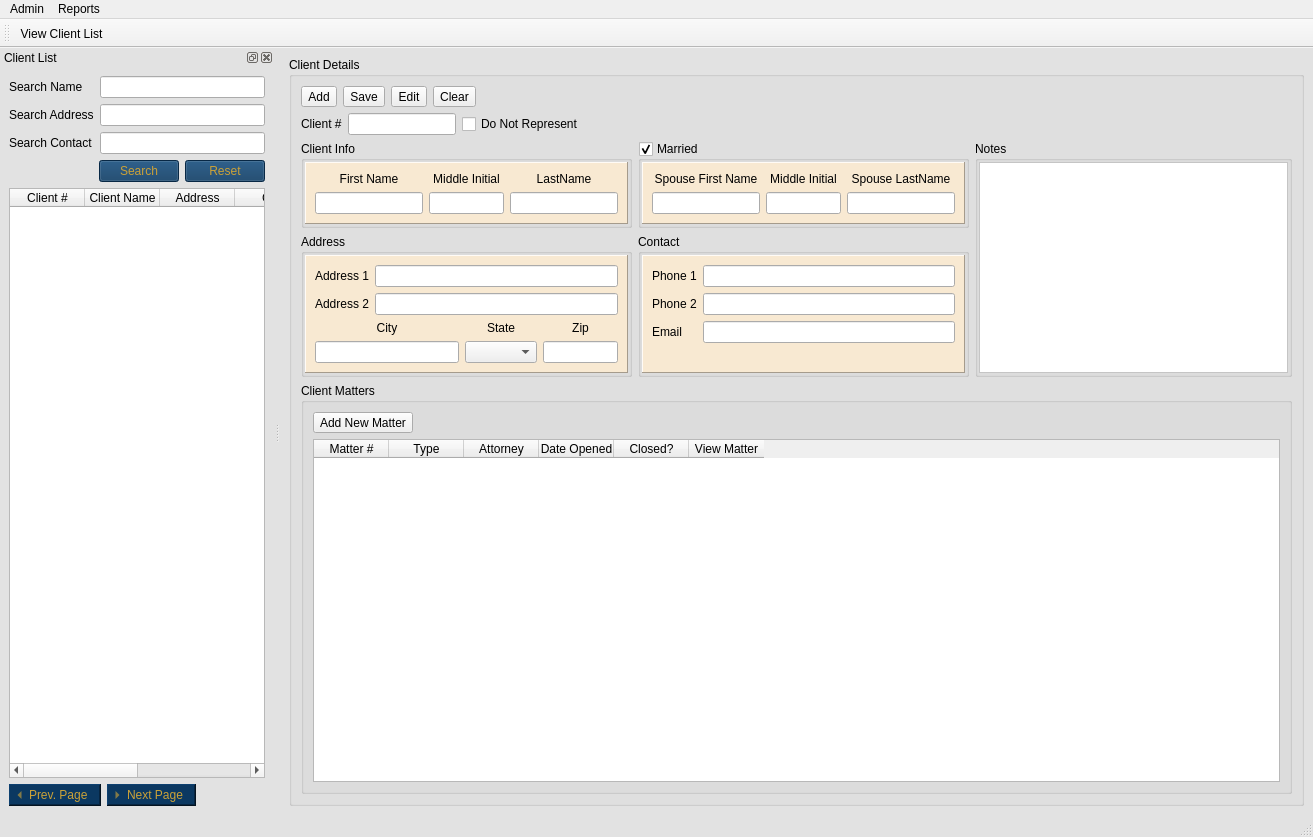
Old version of the form UI/MainWindow.ui in the repository dominict/Rudy.
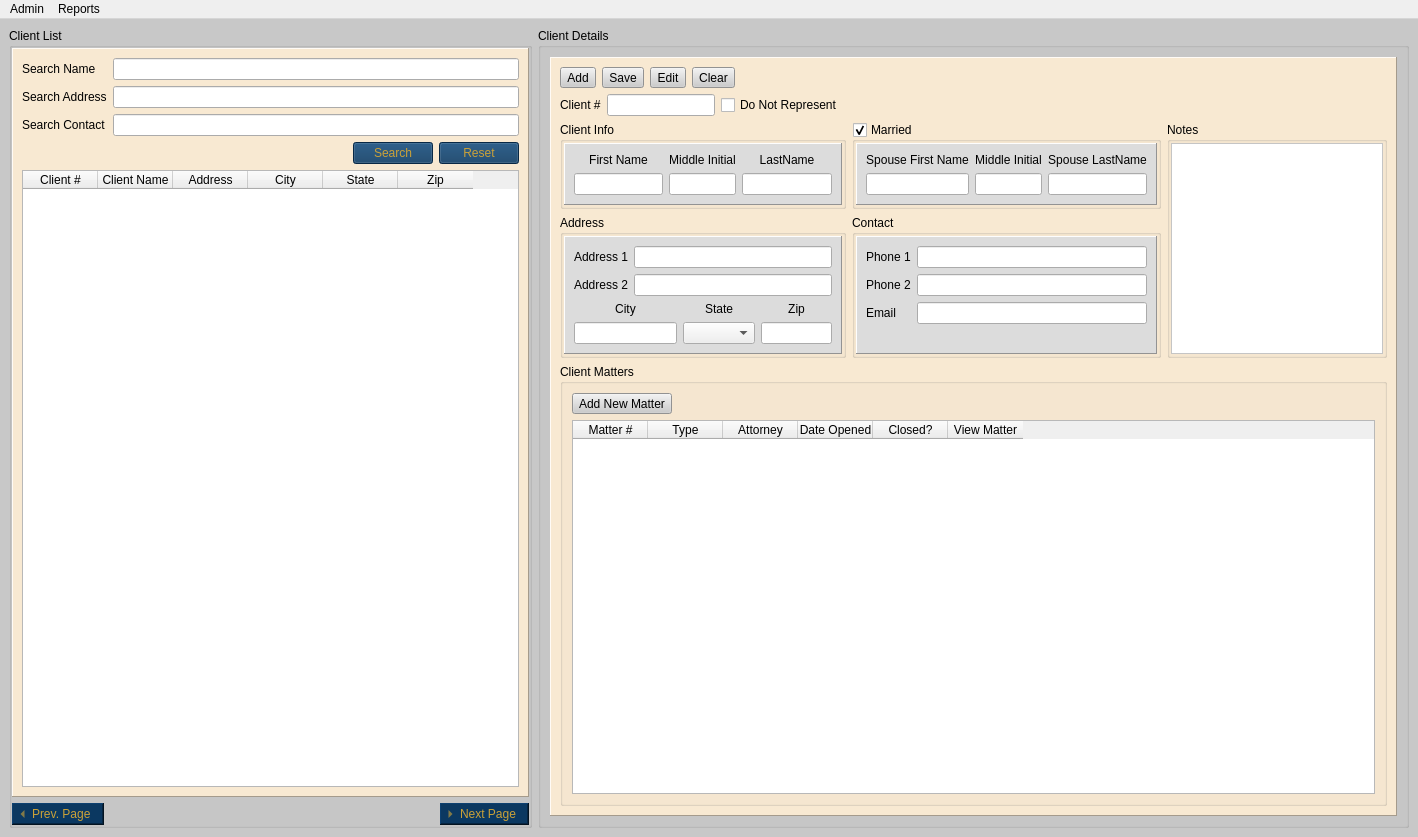
New version of the form. Icons and pictures are not drawn.

Diff of the .ui file:
```diff
--- a/UI/MainWindow.ui
+++ b/UI/MainWindow.ui
@@ -6,7 +6,7 @@
    <rect>
     <x>0</x>
     <y>0</y>
-    <width>1313</width>
+    <width>1418</width>
     <height>837</height>
    </rect>
   </property>
@@ -17,12 +17,16 @@
    <string notr="true">
 QMainWindow#MainWindow{
 	
+	background-color:rgb(200, 200, 200);
 	font: 10pt &quot;Microsoft Tai Le&quot;;
-	background-color:rgb(226, 226, 226);
 }
 QGroupBox{
 	font: 75 12pt &quot;Microsoft Tai Le&quot;;
 }
+QFrame#groupFrame,QFrame#groupFrame_2 {
+	
+	background-color:rgb(248, 233, 210);
+}
 QPushButton{
 	
 	font: 75 10pt &quot;Microsoft Tai Le&quot;;
@@ -31,6 +35,7 @@
 }
 QToolButton{
 	
+	background-color: rgb(204, 204, 204);
 	font: 75 10pt &quot;Microsoft Tai Le&quot;;
 }
 QToolButton#prevPage{
@@ -47,9 +52,214 @@
 }</string>
   </property>
   <widget class="QWidget" name="centralwidget">
+   <layout class="QHBoxLayout" name="horizontalLayout_6" stretch="3,5">
+    <item>
+     <widget class="QGroupBox" name="listGroup">
+      <property name="sizePolicy">
+       <sizepolicy hsizetype="Expanding" vsizetype="Preferred">
+        <horstretch>0</horstretch>
+        <verstretch>0</verstretch>
+       </sizepolicy>
+      </property>
+      <property name="title">
+       <string>Client List</string>
+      </property>
+      <property name="alignment">
+       <set>Qt::AlignLeading|Qt::AlignLeft|Qt::AlignTop</set>
+      </property>
+      <property name="flat">
+       <bool>true</bool>
+      </property>
    <layout class="QVBoxLayout" name="verticalLayout_2">
+       <property name="leftMargin">
+        <number>0</number>
+       </property>
+       <property name="topMargin">
+        <number>0</number>
+       </property>
+       <property name="rightMargin">
+        <number>0</number>
+       </property>
+       <property name="bottomMargin">
+        <number>0</number>
+       </property>
     <item>
-     <widget class="QGroupBox" name="groupBox">
+        <widget class="QFrame" name="groupFrame">
+         <property name="frameShape">
+          <enum>QFrame::Panel</enum>
+         </property>
+         <property name="frameShadow">
+          <enum>QFrame::Raised</enum>
+         </property>
+         <property name="lineWidth">
+          <number>1</number>
+         </property>
+         <layout class="QVBoxLayout" name="verticalLayout">
+          <item>
+           <layout class="QFormLayout" name="formLayout">
+            <item row="0" column="0">
+             <widget class="QLabel" name="label">
+              <property name="text">
+               <string>Search Name</string>
+              </property>
+             </widget>
+            </item>
+            <item row="0" column="1">
+             <widget class="QLineEdit" name="searchNames"/>
+            </item>
+            <item row="1" column="0">
+             <widget class="QLabel" name="label_2">
+              <property name="text">
+               <string>Search Address</string>
+              </property>
+             </widget>
+            </item>
+            <item row="1" column="1">
+             <widget class="QLineEdit" name="searchAddress"/>
+            </item>
+            <item row="2" column="0">
+             <widget class="QLabel" name="label_3">
+              <property name="text">
+               <string>Search Contact</string>
+              </property>
+             </widget>
+            </item>
+            <item row="2" column="1">
+             <widget class="QLineEdit" name="searchContacts"/>
+            </item>
+            <item row="3" column="0" colspan="2">
+             <layout class="QHBoxLayout" name="horizontalLayout">
+              <item>
+               <spacer name="horizontalSpacer_2">
+                <property name="orientation">
+                 <enum>Qt::Horizontal</enum>
+                </property>
+                <property name="sizeHint" stdset="0">
+                 <size>
+                  <width>40</width>
+                  <height>20</height>
+                 </size>
+                </property>
+               </spacer>
+              </item>
+              <item>
+               <widget class="QPushButton" name="search">
+                <property name="text">
+                 <string>Search</string>
+                </property>
+               </widget>
+              </item>
+              <item>
+               <widget class="QPushButton" name="reset">
+                <property name="text">
+                 <string>Reset</string>
+                </property>
+               </widget>
+              </item>
+             </layout>
+            </item>
+           </layout>
+          </item>
+          <item>
+           <widget class="QTableWidget" name="clientList">
+            <attribute name="horizontalHeaderDefaultSectionSize">
+             <number>75</number>
+            </attribute>
+            <column>
+             <property name="text">
+              <string>Client #</string>
+             </property>
+            </column>
+            <column>
+             <property name="text">
+              <string>Client Name</string>
+             </property>
+            </column>
+            <column>
+             <property name="text">
+              <string>Address</string>
+             </property>
+            </column>
+            <column>
+             <property name="text">
+              <string>City</string>
+             </property>
+            </column>
+            <column>
+             <property name="text">
+              <string>State</string>
+             </property>
+            </column>
+            <column>
+             <property name="text">
+              <string>Zip</string>
+             </property>
+            </column>
+           </widget>
+          </item>
+         </layout>
+        </widget>
+       </item>
+       <item>
+        <layout class="QHBoxLayout" name="horizontalLayout_2">
+         <item>
+          <widget class="QToolButton" name="prevPage">
+           <property name="text">
+            <string>Prev. Page</string>
+           </property>
+           <property name="iconSize">
+            <size>
+             <width>15</width>
+             <height>15</height>
+            </size>
+           </property>
+           <property name="toolButtonStyle">
+            <enum>Qt::ToolButtonTextBesideIcon</enum>
+           </property>
+           <property name="arrowType">
+            <enum>Qt::LeftArrow</enum>
+           </property>
+          </widget>
+         </item>
+         <item>
+          <spacer name="horizontalSpacer">
+           <property name="orientation">
+            <enum>Qt::Horizontal</enum>
+           </property>
+           <property name="sizeHint" stdset="0">
+            <size>
+             <width>40</width>
+             <height>20</height>
+            </size>
+           </property>
+          </spacer>
+         </item>
+         <item>
+          <widget class="QToolButton" name="nextPage">
+           <property name="text">
+            <string>Next Page</string>
+           </property>
+           <property name="iconSize">
+            <size>
+             <width>15</width>
+             <height>15</height>
+            </size>
+           </property>
+           <property name="toolButtonStyle">
+            <enum>Qt::ToolButtonTextBesideIcon</enum>
+           </property>
+           <property name="arrowType">
+            <enum>Qt::RightArrow</enum>
+           </property>
+          </widget>
+         </item>
+        </layout>
+       </item>
+      </layout>
+     </widget>
+    </item>
+    <item>
+     <widget class="QGroupBox" name="detailGroup">
       <property name="sizePolicy">
        <sizepolicy hsizetype="Preferred" vsizetype="Expanding">
         <horstretch>0</horstretch>
@@ -62,8 +272,132 @@
       <property name="title">
        <string>Client Details</string>
       </property>
+      <property name="flat">
+       <bool>true</bool>
+      </property>
+      <layout class="QVBoxLayout" name="verticalLayout_9">
+       <item>
+        <widget class="QFrame" name="groupFrame_2">
+         <property name="frameShape">
+          <enum>QFrame::Panel</enum>
+         </property>
+         <property name="frameShadow">
+          <enum>QFrame::Raised</enum>
+         </property>
       <layout class="QGridLayout" name="gridLayout_2">
+          <item row="3" column="0">
+           <widget class="QGroupBox" name="clientAddress">
+            <property name="title">
+             <string>Address</string>
+            </property>
+            <property name="flat">
+             <bool>true</bool>
+            </property>
+            <layout class="QVBoxLayout" name="verticalLayout_5">
+             <property name="spacing">
+              <number>1</number>
+             </property>
+             <property name="leftMargin">
+              <number>1</number>
+             </property>
+             <property name="topMargin">
+              <number>1</number>
+             </property>
+             <property name="rightMargin">
+              <number>1</number>
+             </property>
+             <property name="bottomMargin">
+              <number>1</number>
+             </property>
+             <item>
+              <widget class="QFrame" name="frame_3">
+               <property name="styleSheet">
+                <string notr="true">QFrame{ background-color: rgb(220, 220, 220); }</string>
+               </property>
+               <property name="frameShape">
+                <enum>QFrame::Panel</enum>
+               </property>
+               <property name="frameShadow">
+                <enum>QFrame::Raised</enum>
+               </property>
+               <layout class="QFormLayout" name="formLayout_3">
+                <item row="0" column="0">
+                 <widget class="QLabel" name="label_27">
+                  <property name="text">
+                   <string>Address 1</string>
+                  </property>
+                 </widget>
+                </item>
+                <item row="0" column="1">
+                 <widget class="QLineEdit" name="addr1"/>
+                </item>
+                <item row="1" column="0">
+                 <widget class="QLabel" name="label_28">
+                  <property name="text">
+                   <string>Address 2</string>
+                  </property>
+                 </widget>
+                </item>
+                <item row="1" column="1">
+                 <widget class="QLineEdit" name="addr2"/>
+                </item>
        <item row="2" column="0" colspan="2">
+                 <layout class="QGridLayout" name="gridLayout_9">
+                  <item row="0" column="0">
+                   <widget class="QLabel" name="label_24">
+                    <property name="text">
+                     <string>City</string>
+                    </property>
+                    <property name="alignment">
+                     <set>Qt::AlignCenter</set>
+                    </property>
+                   </widget>
+                  </item>
+                  <item row="0" column="1">
+                   <widget class="QLabel" name="label_25">
+                    <property name="text">
+                     <string>State</string>
+                    </property>
+                    <property name="alignment">
+                     <set>Qt::AlignCenter</set>
+                    </property>
+                   </widget>
+                  </item>
+                  <item row="0" column="2">
+                   <widget class="QLabel" name="label_26">
+                    <property name="text">
+                     <string>Zip</string>
+                    </property>
+                    <property name="alignment">
+                     <set>Qt::AlignCenter</set>
+                    </property>
+                   </widget>
+                  </item>
+                  <item row="1" column="0">
+                   <widget class="QLineEdit" name="city"/>
+                  </item>
+                  <item row="1" column="1">
+                   <widget class="QComboBox" name="state"/>
+                  </item>
+                  <item row="1" column="2">
+                   <widget class="QLineEdit" name="zipcode">
+                    <property name="maximumSize">
+                     <size>
+                      <width>75</width>
+                      <height>16777215</height>
+                     </size>
+                    </property>
+                   </widget>
+                  </item>
+                 </layout>
+                </item>
+               </layout>
+              </widget>
+             </item>
+            </layout>
+           </widget>
+          </item>
+          <item row="2" column="0">
         <widget class="QGroupBox" name="clientInfo">
          <property name="title">
           <string>Client Info</string>
@@ -90,7 +424,7 @@
           <item>
            <widget class="QFrame" name="frame">
             <property name="styleSheet">
-             <string notr="true">QFrame{ background-color: rgb(248, 233, 210); }</string>
+                <string notr="true">QFrame{ background-color: rgb(220, 220, 220); }</string>
             </property>
             <property name="frameShape">
              <enum>QFrame::Panel</enum>
@@ -161,8 +495,8 @@
          </layout>
         </widget>
        </item>
-       <item row="3" column="2">
-        <widget class="QGroupBox" name="clientAddress_2">
+          <item row="3" column="1">
+           <widget class="QGroupBox" name="clientContact">
          <property name="title">
           <string>Contact</string>
          </property>
@@ -188,7 +522,7 @@
           <item>
            <widget class="QFrame" name="frame_4">
             <property name="styleSheet">
-             <string notr="true">QFrame{ background-color: rgb(248, 233, 210); }</string>
+                <string notr="true">QFrame{ background-color: rgb(220, 220, 220); }</string>
             </property>
             <property name="frameShape">
              <enum>QFrame::Panel</enum>
@@ -233,7 +567,7 @@
          </layout>
         </widget>
        </item>
-       <item row="2" column="2">
+          <item row="2" column="1">
         <widget class="QGroupBox" name="spouseInfo">
          <property name="title">
           <string>Married</string>
@@ -263,7 +597,7 @@
           <item>
            <widget class="QFrame" name="frame_2">
             <property name="styleSheet">
-             <string notr="true">QFrame{ background-color: rgb(248, 233, 210); }</string>
+                <string notr="true">QFrame{ background-color: rgb(220, 220, 220); }</string>
             </property>
             <property name="frameShape">
              <enum>QFrame::Panel</enum>
@@ -334,163 +668,7 @@
          </layout>
         </widget>
        </item>
-       <item row="3" column="0" colspan="2">
-        <widget class="QGroupBox" name="clientAddress">
-         <property name="title">
-          <string>Address</string>
-         </property>
-         <property name="flat">
-          <bool>true</bool>
-         </property>
-         <layout class="QVBoxLayout" name="verticalLayout_5">
-          <property name="spacing">
-           <number>1</number>
-          </property>
-          <property name="leftMargin">
-           <number>1</number>
-          </property>
-          <property name="topMargin">
-           <number>1</number>
-          </property>
-          <property name="rightMargin">
-           <number>1</number>
-          </property>
-          <property name="bottomMargin">
-           <number>1</number>
-          </property>
-          <item>
-           <widget class="QFrame" name="frame_3">
-            <property name="styleSheet">
-             <string notr="true">QFrame{ background-color: rgb(248, 233, 210); }</string>
-            </property>
-            <property name="frameShape">
-             <enum>QFrame::Panel</enum>
-            </property>
-            <property name="frameShadow">
-             <enum>QFrame::Raised</enum>
-            </property>
-            <layout class="QFormLayout" name="formLayout_3">
-             <item row="0" column="0">
-              <widget class="QLabel" name="label_27">
-               <property name="text">
-                <string>Address 1</string>
-               </property>
-              </widget>
-             </item>
-             <item row="0" column="1">
-              <widget class="QLineEdit" name="addr1"/>
-             </item>
-             <item row="1" column="0">
-              <widget class="QLabel" name="label_28">
-               <property name="text">
-                <string>Address 2</string>
-               </property>
-              </widget>
-             </item>
-             <item row="1" column="1">
-              <widget class="QLineEdit" name="addr2"/>
-             </item>
-             <item row="2" column="0" colspan="2">
-              <layout class="QGridLayout" name="gridLayout_9">
-               <item row="0" column="0">
-                <widget class="QLabel" name="label_24">
-                 <property name="text">
-                  <string>City</string>
-                 </property>
-                 <property name="alignment">
-                  <set>Qt::AlignCenter</set>
-                 </property>
-                </widget>
-               </item>
-               <item row="0" column="1">
-                <widget class="QLabel" name="label_25">
-                 <property name="text">
-                  <string>State</string>
-                 </property>
-                 <property name="alignment">
-                  <set>Qt::AlignCenter</set>
-                 </property>
-                </widget>
-               </item>
-               <item row="0" column="2">
-                <widget class="QLabel" name="label_26">
-                 <property name="text">
-                  <string>Zip</string>
-                 </property>
-                 <property name="alignment">
-                  <set>Qt::AlignCenter</set>
-                 </property>
-                </widget>
-               </item>
-               <item row="1" column="0">
-                <widget class="QLineEdit" name="city"/>
-               </item>
-               <item row="1" column="1">
-                <widget class="QComboBox" name="state"/>
-               </item>
-               <item row="1" column="2">
-                <widget class="QLineEdit" name="zipcode">
-                 <property name="maximumSize">
-                  <size>
-                   <width>75</width>
-                   <height>16777215</height>
-                  </size>
-                 </property>
-                </widget>
-               </item>
-              </layout>
-             </item>
-            </layout>
-           </widget>
-          </item>
-         </layout>
-        </widget>
-       </item>
-       <item row="1" column="0" colspan="4">
-        <layout class="QHBoxLayout" name="horizontalLayout_4">
-         <item>
-          <widget class="QLabel" name="label_4">
-           <property name="styleSheet">
-            <string notr="true">font: 75 12pt &quot;Microsoft Tai Le&quot;;</string>
-           </property>
-           <property name="text">
-            <string>Client #</string>
-           </property>
-          </widget>
-         </item>
-         <item>
-          <widget class="QLineEdit" name="clientNum">
-           <property name="sizePolicy">
-            <sizepolicy hsizetype="Preferred" vsizetype="Fixed">
-             <horstretch>0</horstretch>
-             <verstretch>0</verstretch>
-            </sizepolicy>
-           </property>
-          </widget>
-         </item>
-         <item>
-          <widget class="QCheckBox" name="checkBox">
-           <property name="text">
-            <string>Do Not Represent</string>
-           </property>
-          </widget>
-         </item>
-         <item>
-          <spacer name="horizontalSpacer_3">
-           <property name="orientation">
-            <enum>Qt::Horizontal</enum>
-           </property>
-           <property name="sizeHint" stdset="0">
-            <size>
-             <width>40</width>
-             <height>20</height>
-            </size>
-           </property>
-          </spacer>
-         </item>
-        </layout>
-       </item>
-       <item row="2" column="3" rowspan="2">
+          <item row="2" column="2" rowspan="2">
         <widget class="QGroupBox" name="clientAddress_3">
          <property name="title">
           <string>Notes</string>
@@ -530,81 +708,8 @@
          </layout>
         </widget>
        </item>
-       <item row="0" column="0" colspan="4">
-        <layout class="QHBoxLayout" name="horizontalLayout_3">
-         <item>
-          <widget class="QToolButton" name="addClient">
-           <property name="text">
-            <string>Add</string>
-           </property>
-           <property name="icon">
-            <iconset>
-             <normaloff>Icons/plus.ico</normaloff>Icons/plus.ico</iconset>
-           </property>
-           <property name="toolButtonStyle">
-            <enum>Qt::ToolButtonTextBesideIcon</enum>
-           </property>
-          </widget>
-         </item>
-         <item>
-          <widget class="QToolButton" name="saveChanges">
-           <property name="text">
-            <string>Save</string>
-           </property>
-           <property name="icon">
-            <iconset>
-             <normaloff>Icons/save.ico</normaloff>Icons/save.ico</iconset>
-           </property>
-           <property name="toolButtonStyle">
-            <enum>Qt::ToolButtonTextBesideIcon</enum>
-           </property>
-          </widget>
-         </item>
-         <item>
-          <widget class="QToolButton" name="editClient">
-           <property name="text">
-            <string>Edit</string>
-           </property>
-           <property name="icon">
-            <iconset>
-             <normaloff>Icons/note.ico</normaloff>Icons/note.ico</iconset>
-           </property>
-           <property name="toolButtonStyle">
-            <enum>Qt::ToolButtonTextBesideIcon</enum>
-           </property>
-          </widget>
-         </item>
-         <item>
-          <widget class="QToolButton" name="clearContent">
-           <property name="text">
-            <string>Clear</string>
-           </property>
-           <property name="icon">
-            <iconset>
-             <normaloff>Icons/clear.ico</normaloff>Icons/clear.ico</iconset>
-           </property>
-           <property name="toolButtonStyle">
-            <enum>Qt::ToolButtonTextBesideIcon</enum>
-           </property>
-          </widget>
-         </item>
-         <item>
-          <spacer name="horizontalSpacer_4">
-           <property name="orientation">
-            <enum>Qt::Horizontal</enum>
-           </property>
-           <property name="sizeHint" stdset="0">
-            <size>
-             <width>40</width>
-             <height>20</height>
-            </size>
-           </property>
-          </spacer>
-         </item>
-        </layout>
-       </item>
-       <item row="4" column="0" colspan="4">
-        <widget class="QGroupBox" name="groupBox_2">
+          <item row="4" column="0" colspan="3">
+           <widget class="QGroupBox" name="mattersGroup">
          <property name="sizePolicy">
           <sizepolicy hsizetype="Expanding" vsizetype="Expanding">
            <horstretch>0</horstretch>
@@ -686,6 +791,126 @@
          </layout>
         </widget>
        </item>
+          <item row="0" column="0" colspan="3">
+           <layout class="QHBoxLayout" name="horizontalLayout_3">
+            <item>
+             <widget class="QToolButton" name="addClient">
+              <property name="text">
+               <string>Add</string>
+              </property>
+              <property name="icon">
+               <iconset>
+                <normaloff>Icons/plus.ico</normaloff>Icons/plus.ico</iconset>
+              </property>
+              <property name="toolButtonStyle">
+               <enum>Qt::ToolButtonTextBesideIcon</enum>
+              </property>
+             </widget>
+            </item>
+            <item>
+             <widget class="QToolButton" name="saveChanges">
+              <property name="text">
+               <string>Save</string>
+              </property>
+              <property name="icon">
+               <iconset>
+                <normaloff>Icons/save.ico</normaloff>Icons/save.ico</iconset>
+              </property>
+              <property name="toolButtonStyle">
+               <enum>Qt::ToolButtonTextBesideIcon</enum>
+              </property>
+             </widget>
+            </item>
+            <item>
+             <widget class="QToolButton" name="editClient">
+              <property name="text">
+               <string>Edit</string>
+              </property>
+              <property name="icon">
+               <iconset>
+                <normaloff>Icons/note.ico</normaloff>Icons/note.ico</iconset>
+              </property>
+              <property name="toolButtonStyle">
+               <enum>Qt::ToolButtonTextBesideIcon</enum>
+              </property>
+             </widget>
+            </item>
+            <item>
+             <widget class="QToolButton" name="clearContent">
+              <property name="text">
+               <string>Clear</string>
+              </property>
+              <property name="icon">
+               <iconset>
+                <normaloff>Icons/clear.ico</normaloff>Icons/clear.ico</iconset>
+              </property>
+              <property name="toolButtonStyle">
+               <enum>Qt::ToolButtonTextBesideIcon</enum>
+              </property>
+             </widget>
+            </item>
+            <item>
+             <spacer name="horizontalSpacer_4">
+              <property name="orientation">
+               <enum>Qt::Horizontal</enum>
+              </property>
+              <property name="sizeHint" stdset="0">
+               <size>
+                <width>40</width>
+                <height>20</height>
+               </size>
+              </property>
+             </spacer>
+            </item>
+           </layout>
+          </item>
+          <item row="1" column="0" colspan="3">
+           <layout class="QHBoxLayout" name="horizontalLayout_4">
+            <item>
+             <widget class="QLabel" name="label_4">
+              <property name="styleSheet">
+               <string notr="true">font: 75 12pt &quot;Microsoft Tai Le&quot;;</string>
+              </property>
+              <property name="text">
+               <string>Client #</string>
+              </property>
+             </widget>
+            </item>
+            <item>
+             <widget class="QLineEdit" name="clientNum">
+              <property name="sizePolicy">
+               <sizepolicy hsizetype="Preferred" vsizetype="Fixed">
+                <horstretch>0</horstretch>
+                <verstretch>0</verstretch>
+               </sizepolicy>
+              </property>
+             </widget>
+            </item>
+            <item>
+             <widget class="QCheckBox" name="checkBox">
+              <property name="text">
+               <string>Do Not Represent</string>
+              </property>
+             </widget>
+            </item>
+            <item>
+             <spacer name="horizontalSpacer_3">
+              <property name="orientation">
+               <enum>Qt::Horizontal</enum>
+              </property>
+              <property name="sizeHint" stdset="0">
+               <size>
+                <width>40</width>
+                <height>20</height>
+               </size>
+              </property>
+             </spacer>
+            </item>
+           </layout>
+          </item>
+         </layout>
+        </widget>
+       </item>
       </layout>
      </widget>
     </item>
@@ -696,7 +921,7 @@
     <rect>
      <x>0</x>
      <y>0</y>
-     <width>1313</width>
+     <width>1418</width>
      <height>21</height>
     </rect>
    </property>
@@ -715,188 +940,6 @@
    <addaction name="menuAdmin"/>
    <addaction name="menuReports"/>
   </widget>
-  <widget class="QStatusBar" name="statusbar"/>
-  <widget class="QToolBar" name="toolBar">
-   <property name="windowTitle">
-    <string>toolBar</string>
-   </property>
-   <attribute name="toolBarArea">
-    <enum>TopToolBarArea</enum>
-   </attribute>
-   <attribute name="toolBarBreak">
-    <bool>false</bool>
-   </attribute>
-   <addaction name="actionView_Client_List"/>
-  </widget>
-  <widget class="QDockWidget" name="clientListDock">
-   <property name="windowTitle">
-    <string>Client List</string>
-   </property>
-   <attribute name="dockWidgetArea">
-    <number>1</number>
-   </attribute>
-   <widget class="QWidget" name="dockWidgetContents">
-    <layout class="QVBoxLayout" name="verticalLayout">
-     <item>
-      <layout class="QFormLayout" name="formLayout">
-       <item row="0" column="0">
-        <widget class="QLabel" name="label">
-         <property name="text">
-          <string>Search Name</string>
-         </property>
-        </widget>
-       </item>
-       <item row="0" column="1">
-        <widget class="QLineEdit" name="searchNames"/>
-       </item>
-       <item row="1" column="0">
-        <widget class="QLabel" name="label_2">
-         <property name="text">
-          <string>Search Address</string>
-         </property>
-        </widget>
-       </item>
-       <item row="1" column="1">
-        <widget class="QLineEdit" name="searchAddress"/>
-       </item>
-       <item row="2" column="0">
-        <widget class="QLabel" name="label_3">
-         <property name="text">
-          <string>Search Contact</string>
-         </property>
-        </widget>
-       </item>
-       <item row="2" column="1">
-        <widget class="QLineEdit" name="searchContacts"/>
-       </item>
-       <item row="3" column="0" colspan="2">
-        <layout class="QHBoxLayout" name="horizontalLayout">
-         <item>
-          <spacer name="horizontalSpacer_2">
-           <property name="orientation">
-            <enum>Qt::Horizontal</enum>
-           </property>
-           <property name="sizeHint" stdset="0">
-            <size>
-             <width>40</width>
-             <height>20</height>
-            </size>
-           </property>
-          </spacer>
-         </item>
-         <item>
-          <widget class="QPushButton" name="search">
-           <property name="text">
-            <string>Search</string>
-           </property>
-          </widget>
-         </item>
-         <item>
-          <widget class="QPushButton" name="reset">
-           <property name="text">
-            <string>Reset</string>
-           </property>
-          </widget>
-         </item>
-        </layout>
-       </item>
-      </layout>
-     </item>
-     <item>
-      <widget class="QTableWidget" name="clientList">
-       <attribute name="horizontalHeaderDefaultSectionSize">
-        <number>75</number>
-       </attribute>
-       <column>
-        <property name="text">
-         <string>Client #</string>
-        </property>
-       </column>
-       <column>
-        <property name="text">
-         <string>Client Name</string>
-        </property>
-       </column>
-       <column>
-        <property name="text">
-         <string>Address</string>
-        </property>
-       </column>
-       <column>
-        <property name="text">
-         <string>City</string>
-        </property>
-       </column>
-       <column>
-        <property name="text">
-         <string>State</string>
-        </property>
-       </column>
-       <column>
-        <property name="text">
-         <string>Zip</string>
-        </property>
-       </column>
-      </widget>
-     </item>
-     <item>
-      <layout class="QHBoxLayout" name="horizontalLayout_2">
-       <item>
-        <widget class="QToolButton" name="prevPage">
-         <property name="text">
-          <string>Prev. Page</string>
-         </property>
-         <property name="iconSize">
-          <size>
-           <width>15</width>
-           <height>15</height>
-          </size>
-         </property>
-         <property name="toolButtonStyle">
-          <enum>Qt::ToolButtonTextBesideIcon</enum>
-         </property>
-         <property name="arrowType">
-          <enum>Qt::LeftArrow</enum>
-         </property>
-        </widget>
-       </item>
-       <item>
-        <widget class="QToolButton" name="nextPage">
-         <property name="text">
-          <string>Next Page</string>
-         </property>
-         <property name="iconSize">
-          <size>
-           <width>15</width>
-           <height>15</height>
-          </size>
-         </property>
-         <property name="toolButtonStyle">
-          <enum>Qt::ToolButtonTextBesideIcon</enum>
-         </property>
-         <property name="arrowType">
-          <enum>Qt::RightArrow</enum>
-         </property>
-        </widget>
-       </item>
-       <item>
-        <spacer name="horizontalSpacer">
-         <property name="orientation">
-          <enum>Qt::Horizontal</enum>
-         </property>
-         <property name="sizeHint" stdset="0">
-          <size>
-           <width>40</width>
-           <height>20</height>
-          </size>
-         </property>
-        </spacer>
-       </item>
-      </layout>
-     </item>
-    </layout>
-   </widget>
-  </widget>
   <action name="actionManage_Users">
    <property name="text">
     <string>Manage Users</string>
@@ -907,14 +950,6 @@
     <string>Manage Matter Types</string>
    </property>
   </action>
-  <action name="actionView_Client_List">
-   <property name="checkable">
-    <bool>true</bool>
-   </property>
-   <property name="text">
-    <string>View Client List</string>
-   </property>
-  </action>
  </widget>
  <resources/>
  <connections/>
```
Lines whose indentation alone changed are shown as unchanged.
